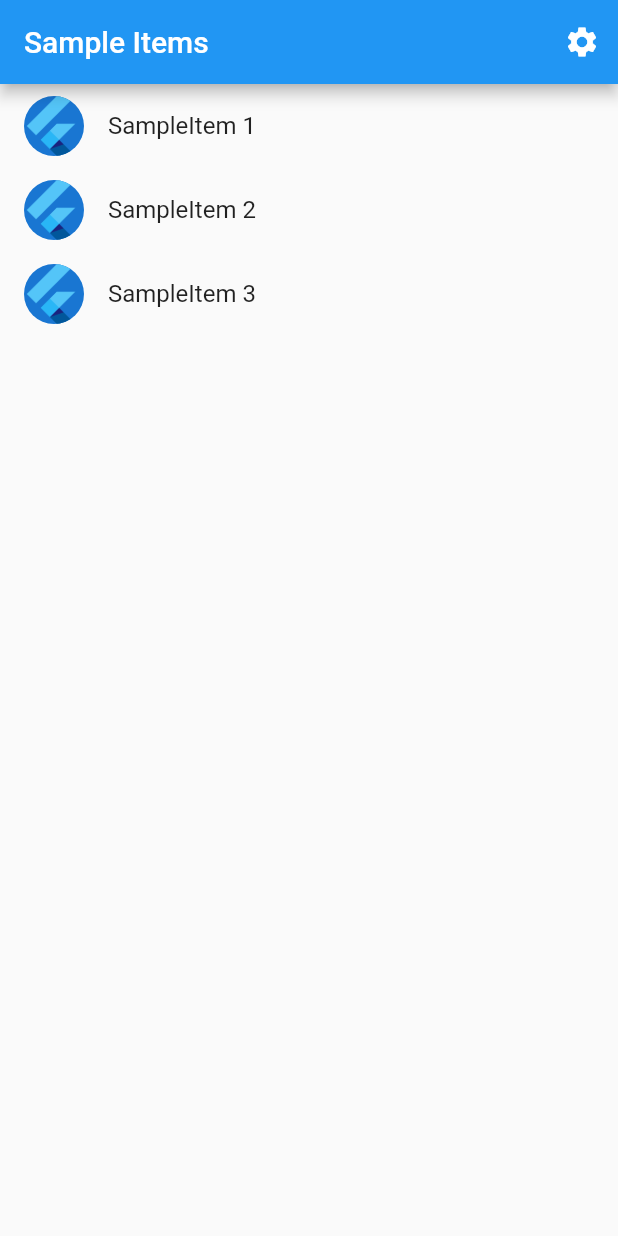
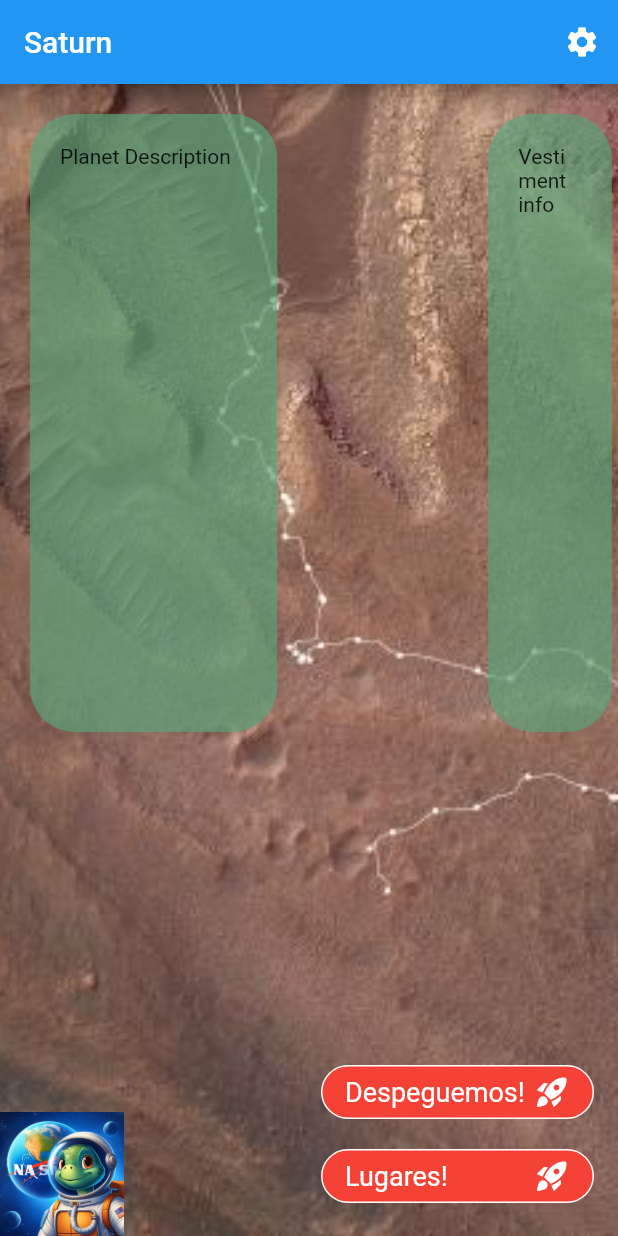
Before and after one commit to AlexitoSnow/proyect_polaris, a Flutter app: the screen it shows after launch, on a phone screen of 412 x 824 dp. Run offline on Flutter 3.47's test engine with Material 2 defaults, Android fonts, the phone set to English and light mode, and no system bars; generated files the repository leaves out were written again.

Commit message:
Learning Page

```diff
--- a/lib/src/app.dart
+++ b/lib/src/app.dart
@@ -2,8 +2,7 @@ import 'package:flutter/material.dart';
 import 'package:flutter_gen/gen_l10n/app_localizations.dart';
 import 'package:flutter_localizations/flutter_localizations.dart';
 
-import 'sample_feature/sample_item_details_view.dart';
-import 'sample_feature/sample_item_list_view.dart';
+import 'sample_feature/planet_view.dart';
 import 'settings/settings_controller.dart';
 import 'settings/settings_view.dart';
 
@@ -26,15 +25,8 @@ class MyApp extends StatelessWidget {
       animation: settingsController,
       builder: (BuildContext context, Widget? child) {
         return MaterialApp(
-          // Providing a restorationScopeId allows the Navigator built by the
-          // MaterialApp to restore the navigation stack when a user leaves and
-          // returns to the app after it has been killed while running in the
-          // background.
           restorationScopeId: 'app',
 
-          // Provide the generated AppLocalizations to the MaterialApp. This
-          // allows descendant Widgets to display the correct translations
-          // depending on the user's locale.
           localizationsDelegates: const [
             AppLocalizations.delegate,
             GlobalMaterialLocalizations.delegate,
@@ -69,11 +61,14 @@ class MyApp extends StatelessWidget {
                 switch (routeSettings.name) {
                   case SettingsView.routeName:
                     return SettingsView(controller: settingsController);
-                  case SampleItemDetailsView.routeName:
-                    return const SampleItemDetailsView();
-                  case SampleItemListView.routeName:
+                  case PlanetView.routeName:
+                    return const PlanetView(
+                      name: 'Saturn',
+                    );
                   default:
-                    return const SampleItemListView();
+                    return const PlanetView(
+                      name: 'Saturn',
+                    );
                 }
               },
             );
--- a/lib/src/localization/app_en.arb
+++ b/lib/src/localization/app_en.arb
@@ -1,5 +1,5 @@
 {
-  "appTitle": "proyect_polaris",
+  "appTitle": "Polaris Adventures",
   "@appTitle": {
     "description": "The title of the application"
   }
--- /dev/null
+++ b/lib/src/sample_feature/planet_view.dart
@@ -0,0 +1,125 @@
+import 'package:flutter/material.dart';
+
+import '../settings/settings_view.dart';
+
+class PlanetView extends StatelessWidget {
+  const PlanetView({
+    super.key,
+    required this.name,
+  });
+
+  static const routeName = '/planet/';
+
+  final String name;
+
+  @override
+  Widget build(BuildContext context) {
+    double width = MediaQuery.of(context).size.width;
+    double height = MediaQuery.of(context).size.height;
+
+    return Scaffold(
+        appBar: AppBar(
+          title: Text(name),
+          actions: [
+            IconButton(
+              icon: const Icon(Icons.settings),
+              onPressed: () {
+                Navigator.restorablePushNamed(context, SettingsView.routeName);
+              },
+            ),
+          ],
+        ),
+        floatingActionButton: Column(
+            mainAxisAlignment: MainAxisAlignment.end,
+            crossAxisAlignment: CrossAxisAlignment.end,
+            children: [
+              OutlinedButton(
+                  style: OutlinedButton.styleFrom(
+                    textStyle: const TextStyle(fontSize: 18),
+                    foregroundColor: Colors.white,
+                    backgroundColor: Colors.red,
+                    side: BorderSide(color: Colors.white, width: 1),
+                    shape: const RoundedRectangleBorder(
+                      borderRadius: BorderRadius.all(Radius.circular(20)),
+                    ),
+                  ),
+                  onPressed: () {},
+                  child: Container(
+                    width: 150,
+                    child: Row(
+                      mainAxisAlignment: MainAxisAlignment.spaceBetween,
+                      children: [
+                        Text('Despeguemos!'),
+                        Icon(Icons.rocket_launch),
+                      ],
+                    ),
+                  )),
+              Padding(padding: EdgeInsets.only(bottom: 8)),
+              OutlinedButton(
+                  style: OutlinedButton.styleFrom(
+                    textStyle: const TextStyle(fontSize: 18),
+                    foregroundColor: Colors.white,
+                    backgroundColor: Colors.red,
+                    side: BorderSide(color: Colors.white, width: 1),
+                    shape: const RoundedRectangleBorder(
+                      borderRadius: BorderRadius.all(Radius.circular(20)),
+                    ),
+                  ),
+                  onPressed: () {},
+                  child: Container(
+                    width: 150,
+                    child: Row(
+                      mainAxisAlignment: MainAxisAlignment.spaceBetween,
+                      children: [
+                        Text('Lugares!'),
+                        Icon(Icons.rocket_launch),
+                      ],
+                    ),
+                  )),
+            ]),
+        body: Stack(
+          children: [
+            Container(
+              color: Colors.red,
+              width: width,
+              height: height,
+              child: Image.asset(
+                  "assets/images/planets/mars/markerbandvalley.jpg",
+                  fit: BoxFit.cover),
+            ),
+            Positioned(
+                bottom: 0,
+                left: 0,
+                width: width > height ? width / 7 : width / 5,
+                height: width < height ? width / 5 : width / 7,
+                child: Image.asset(
+                  'assets/images/speaker.jpeg',
+                  fit: BoxFit.cover,
+                )),
+            Container(
+                width: width * 0.4,
+                height: height * 0.5,
+                margin: const EdgeInsets.only(top: 20, left: 20),
+                padding: const EdgeInsets.all(20),
+                decoration: BoxDecoration(
+                  borderRadius: BorderRadius.circular(30),
+                  color: const Color.fromARGB(169, 88, 165, 123),
+                ),
+                child: const SelectableText('Planet Description')),
+            Positioned(
+              right: width * 0.01,
+              child: Container(
+                  width: width * 0.2,
+                  height: height * 0.5,
+                  margin: const EdgeInsets.only(top: 20),
+                  padding: const EdgeInsets.all(20),
+                  decoration: BoxDecoration(
+                    borderRadius: BorderRadius.circular(30),
+                    color: const Color.fromARGB(169, 88, 165, 123),
+                  ),
+                  child: const SelectableText('Vestiment info')),
+            ),
+          ],
+        ));
+  }
+}
--- a/lib/src/sample_feature/sample_item.dart
+++ /dev/null
@@ -1,6 +0,0 @@
-/// A placeholder class that represents an entity or model.
-class SampleItem {
-  const SampleItem(this.id);
-
-  final int id;
-}
--- a/lib/src/sample_feature/sample_item_details_view.dart
+++ /dev/null
@@ -1,20 +0,0 @@
-import 'package:flutter/material.dart';
-
-/// Displays detailed information about a SampleItem.
-class SampleItemDetailsView extends StatelessWidget {
-  const SampleItemDetailsView({super.key});
-
-  static const routeName = '/sample_item';
-
-  @override
-  Widget build(BuildContext context) {
-    return Scaffold(
-      appBar: AppBar(
-        title: const Text('Item Details'),
-      ),
-      body: const Center(
-        child: Text('More Information Here'),
-      ),
-    );
-  }
-}
--- a/lib/src/sample_feature/sample_item_list_view.dart
+++ /dev/null
@@ -1,71 +0,0 @@
-import 'package:flutter/material.dart';
-
-import '../settings/settings_view.dart';
-import 'sample_item.dart';
-import 'sample_item_details_view.dart';
-
-/// Displays a list of SampleItems.
-class SampleItemListView extends StatelessWidget {
-  const SampleItemListView({
-    super.key,
-    this.items = const [SampleItem(1), SampleItem(2), SampleItem(3)],
-  });
-
-  static const routeName = '/';
-
-  final List<SampleItem> items;
-
-  @override
-  Widget build(BuildContext context) {
-    return Scaffold(
-      appBar: AppBar(
-        title: const Text('Sample Items'),
-        actions: [
-          IconButton(
-            icon: const Icon(Icons.settings),
-            onPressed: () {
-              // Navigate to the settings page. If the user leaves and returns
-              // to the app after it has been killed while running in the
-              // background, the navigation stack is restored.
-              Navigator.restorablePushNamed(context, SettingsView.routeName);
-            },
-          ),
-        ],
-      ),
-
-      // To work with lists that may contain a large number of items, it’s best
-      // to use the ListView.builder constructor.
-      //
-      // In contrast to the default ListView constructor, which requires
-      // building all Widgets up front, the ListView.builder constructor lazily
-      // builds Widgets as they’re scrolled into view.
-      body: ListView.builder(
-        // Providing a restorationId allows the ListView to restore the
-        // scroll position when a user leaves and returns to the app after it
-        // has been killed while running in the background.
-        restorationId: 'sampleItemListView',
-        itemCount: items.length,
-        itemBuilder: (BuildContext context, int index) {
-          final item = items[index];
-
-          return ListTile(
-            title: Text('SampleItem ${item.id}'),
-            leading: const CircleAvatar(
-              // Display the Flutter Logo image asset.
-              foregroundImage: AssetImage('assets/images/flutter_logo.png'),
-            ),
-            onTap: () {
-              // Navigate to the details page. If the user leaves and returns to
-              // the app after it has been killed while running in the
-              // background, the navigation stack is restored.
-              Navigator.restorablePushNamed(
-                context,
-                SampleItemDetailsView.routeName,
-              );
-            }
-          );
-        },
-      ),
-    );
-  }
-}
--- a/pubspec.yaml
+++ b/pubspec.yaml
@@ -30,3 +30,4 @@ flutter:
   assets:
     # Add assets from the images directory to the application.
     - assets/images/
+    - assets/images/planets/mars/
```
Also changed, not shown: lib/main.dart (+0 -7 lines), assets/images/2.0x/flutter_logo.png (deleted), assets/images/3.0x/flutter_logo.png (deleted), assets/images/flutter_logo.png (deleted), assets/images/planets/mars/markerbandvalley.jpg (added), assets/images/speaker.jpeg (added), pubspec.lock, 1 other file.
